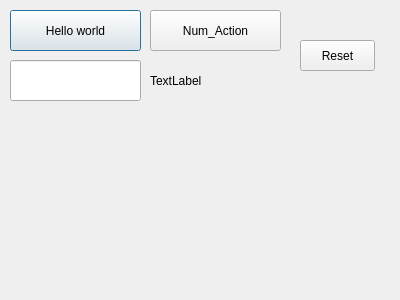
This is LogicInterface.ui in TianweiHUANG/untitled as Qt 5 draws it before an edit. The edited form follows.
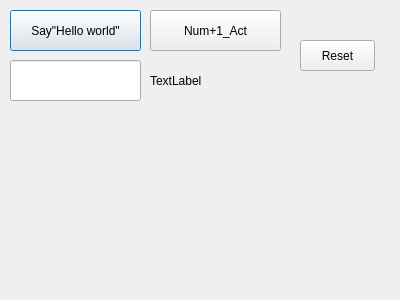
This is the edited form.

```diff
--- a/LogicInterface.ui
+++ b/LogicInterface.ui
@@ -33,7 +33,7 @@
     </rect>
    </property>
    <property name="text">
-    <string>Hello world</string>
+    <string>Say&quot;Hello world&quot;</string>
    </property>
   </widget>
   <widget class="QPushButton" name="pushButton_2">
@@ -46,7 +46,7 @@
     </rect>
    </property>
    <property name="text">
-    <string>Num_Action</string>
+    <string>Num+1_Act</string>
    </property>
   </widget>
   <widget class="QPushButton" name="pushButton_3">
```
